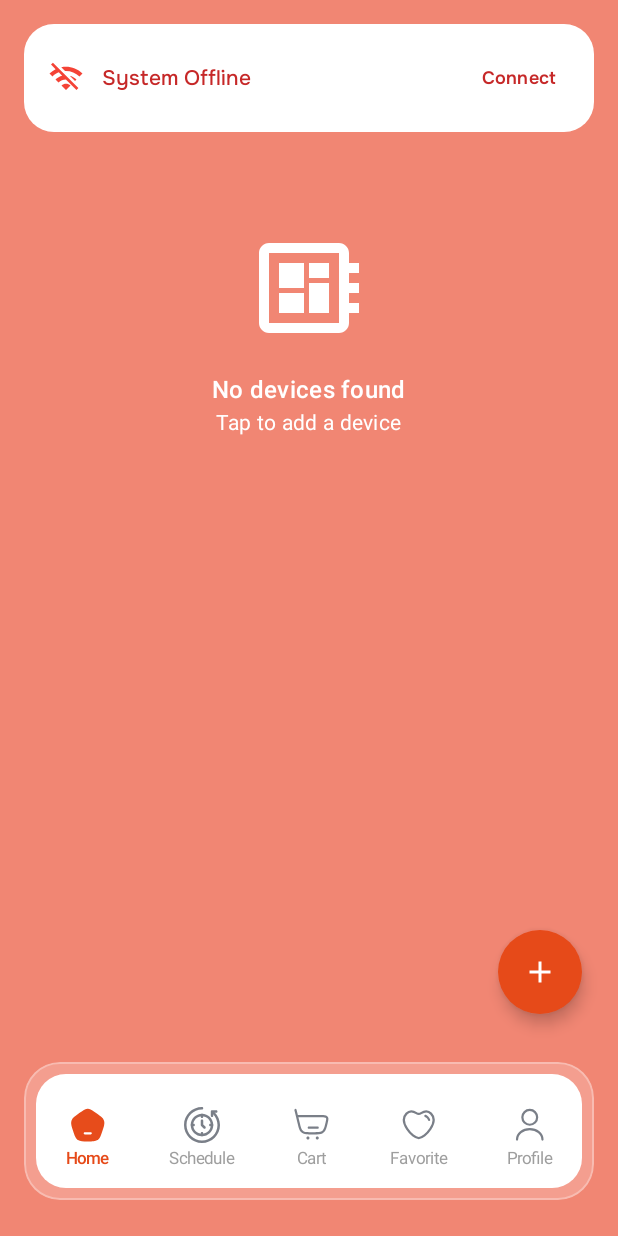
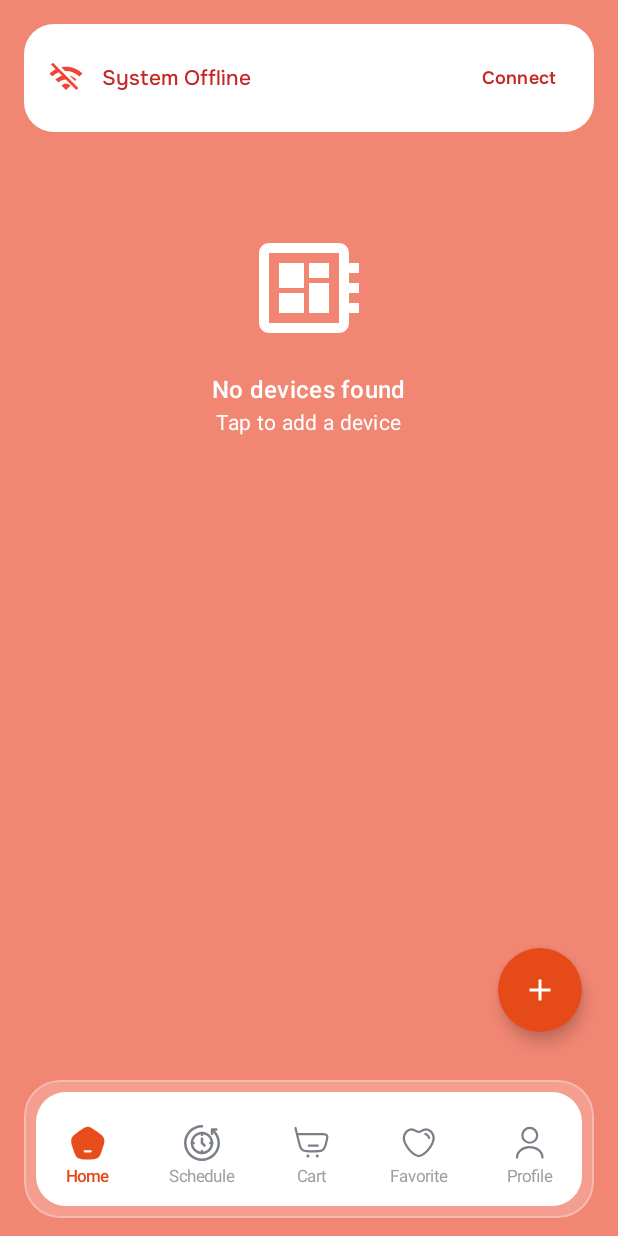
Before and after one commit to Sumit-Dev-07/Home-Automation-Demo, an Android app built with Jetpack Compose: the screen it shows after launch (MainActivity), on a phone screen of 412 x 824 dp. Run offline under Robolectric (Android 15) with nearby library versions, the light colour scheme and no system bars; our stand-ins replace Dagger/Hilt's generated code; libraries missing offline, so code that uses them is left out: androidx.hilt.lifecycle, com.commandiron.compose_loading; 1 statement that could not run was skipped.

Commit message:
ui : Managed content padding.

```diff
--- a/app/src/main/java/com/app/iot/bottom_nav/CustomBottomNavigation.kt
+++ b/app/src/main/java/com/app/iot/bottom_nav/CustomBottomNavigation.kt
@@ -45,7 +45,7 @@ fun CustomBottomNavigation(
     val gapBetweenBars = 8.dp // Space between the outer glow and inner white bar
 
     val horizontalPadding = 16.dp // Margin from screen sides
-    val bottomMargin = 24.dp      // Distance from the bottom of the screen
+    val bottomMargin = 12.dp      // Distance from the bottom of the screen
 
     Box(
         modifier = Modifier
--- a/app/src/main/java/com/app/iot/ui/features/common/screen/LauncherScreen.kt
+++ b/app/src/main/java/com/app/iot/ui/features/common/screen/LauncherScreen.kt
@@ -13,6 +13,7 @@ import androidx.compose.foundation.layout.fillMaxSize
 import androidx.compose.foundation.layout.height
 import androidx.compose.foundation.layout.padding
 import androidx.compose.material3.MaterialTheme
+import androidx.compose.material3.Scaffold
 import androidx.compose.runtime.Composable
 import androidx.compose.runtime.DisposableEffect
 import androidx.compose.runtime.LaunchedEffect
@@ -36,7 +37,6 @@ import com.app.iot.ui.features.home.viewmodel.HomeViewModel
 import com.app.iot.ui.theme.AppFont
 import com.app.iot.ui.theme.AppPalette
 import com.app.iot.ui.theme.AppPreview
-import com.app.iot.ui.theme.HomeAutomationTheme
 import com.app.iot.util.UiState
 import com.commandiron.compose_loading.Wave
 import kotlinx.coroutines.delay
@@ -126,10 +126,14 @@ fun LauncherScreen(
 
 @Composable
 fun LauncherContent() {
+	Scaffold(
+		contentColor = AppPalette.white
+	) { innerPadding ->
 		Box(
 			modifier = Modifier
+				.padding(innerPadding)
 				.fillMaxSize()
-			.background(MaterialTheme.colorScheme.background),
+				.background(AppPalette.white),
 			contentAlignment = Alignment.Center
 		) {
 			AppImage(
@@ -140,7 +144,7 @@ fun LauncherContent() {
 			Column(
 				modifier = Modifier
 					.align(Alignment.BottomCenter)
-				.padding(bottom = 32.dp),
+					.padding(bottom = 16.dp),
 				horizontalAlignment = Alignment.CenterHorizontally
 			) {
 				Wave(
@@ -156,6 +160,7 @@ fun LauncherContent() {
 			}
 		}
 	}
+}
 
 @Preview(showBackground = true, showSystemUi = true)
 @Composable
```
Lines whose indentation alone changed are shown as unchanged.
